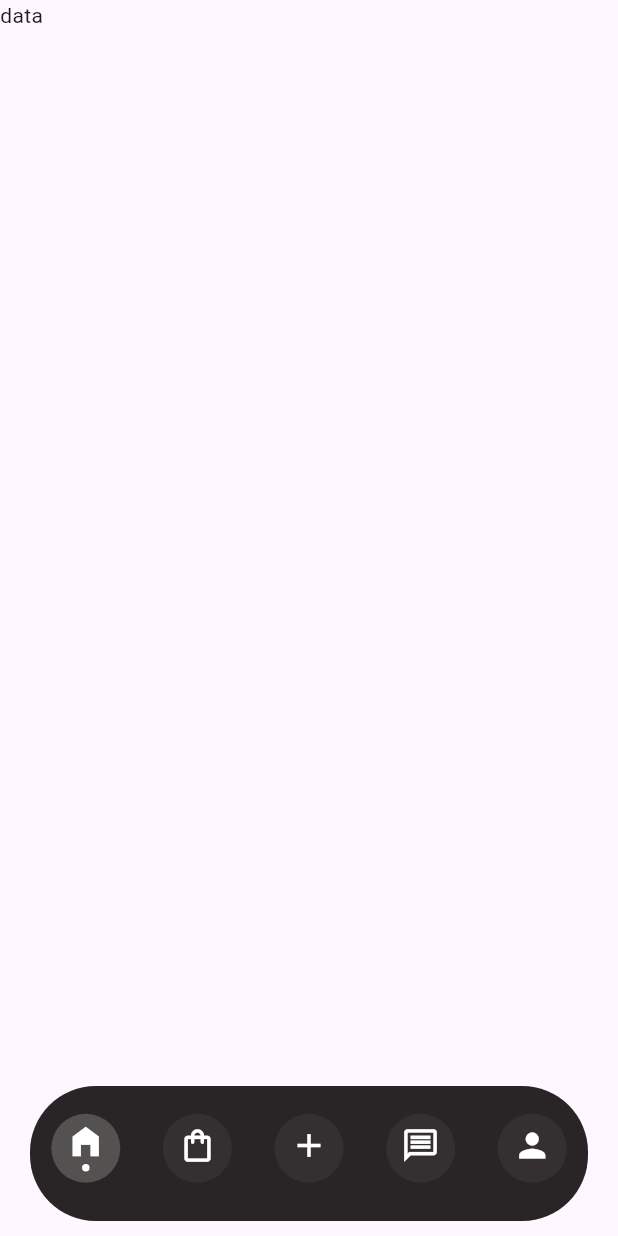
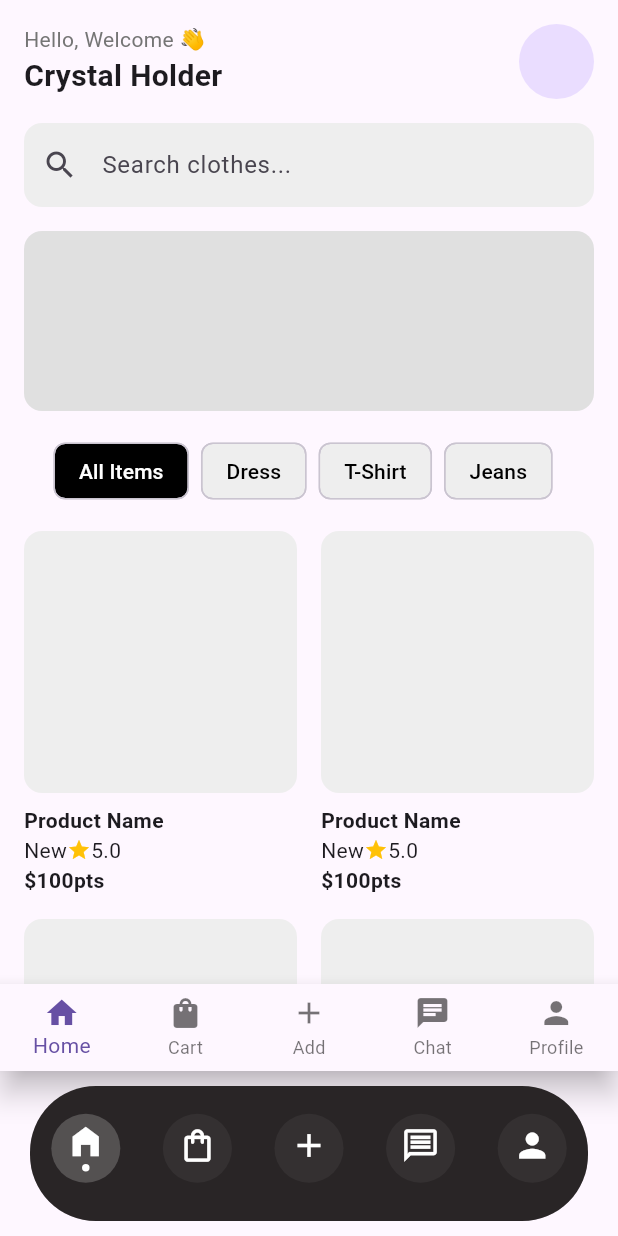
Before and after one commit to julianacholder/ecothreads_flutter, a Flutter app: the screen it shows after launch, on a phone screen of 412 x 824 dp. Run offline on Flutter 3.47's test engine with Material 3 defaults, Android fonts, the phone set to English and light mode, and no system bars.

Commit message:
Our Home set, wow

```diff
--- a/ecothreads/lib/pages/home_page.dart
+++ b/ecothreads/lib/pages/home_page.dart
@@ -1,12 +1,156 @@
+// home_page.dart
 import 'package:flutter/material.dart';
 
 class HomePage extends StatelessWidget {
-  const HomePage({super.key});
+  const HomePage({Key? key}) : super(key: key);
 
   @override
   Widget build(BuildContext context) {
     return Scaffold(
-      body: Text('data'),
+      body: SafeArea(
+        child: Column(
+          children: [
+            Padding(
+              padding: const EdgeInsets.all(16.0),
+              child: Row(
+                mainAxisAlignment: MainAxisAlignment.spaceBetween,
+                children: [
+                  Column(
+                    crossAxisAlignment: CrossAxisAlignment.start,
+                    children: [
+                      Text(
+                        'Hello, Welcome 👋',
+                        style: TextStyle(color: Colors.grey[600]),
+                      ),
+                      const Text(
+                        'Crystal Holder',
+                        style: TextStyle(
+                          fontSize: 20,
+                          fontWeight: FontWeight.bold,
+                        ),
+                      ),
+                    ],
+                  ),
+                  // TODO: Add profile image here
+                  const CircleAvatar(
+                    radius: 25,
+                    // backgroundImage: AssetImage('assets/profile.jpg'),
+                  ),
+                ],
+              ),
+            ),
+            Padding(
+              padding: const EdgeInsets.symmetric(horizontal: 16.0),
+              child: TextField(
+                decoration: InputDecoration(
+                  hintText: 'Search clothes...',
+                  prefixIcon: const Icon(Icons.search),
+                  border: OutlineInputBorder(
+                    borderRadius: BorderRadius.circular(12),
+                    borderSide: BorderSide.none,
+                  ),
+                  filled: true,
+                  fillColor: Colors.grey[200],
+                ),
+              ),
+            ),
+            const SizedBox(height: 16),
+            // TODO: Add banner image here
+            Container(
+              margin: const EdgeInsets.symmetric(horizontal: 16),
+              height: 120,
+              decoration: BoxDecoration(
+                borderRadius: BorderRadius.circular(12),
+                color: Colors.grey[300],
+              ),
+              // child: Image.asset('assets/banner.jpg', fit: BoxFit.cover),
+            ),
+            const SizedBox(height: 16),
+            SingleChildScrollView(
+              scrollDirection: Axis.horizontal,
+              padding: const EdgeInsets.symmetric(horizontal: 16),
+              child: Row(
+                children: [
+                  _buildCategoryChip('All Items', true),
+                  _buildCategoryChip('Dress', false),
+                  _buildCategoryChip('T-Shirt', false),
+                  _buildCategoryChip('Jeans', false),
+                ],
+              ),
+            ),
+            Expanded(
+              child: GridView.builder(
+                padding: const EdgeInsets.all(16),
+                gridDelegate: const SliverGridDelegateWithFixedCrossAxisCount(
+                  crossAxisCount: 2,
+                  childAspectRatio: 0.75,
+                  crossAxisSpacing: 16,
+                  mainAxisSpacing: 16,
+                ),
+                itemCount: 6,
+                itemBuilder: (context, index) => _buildProductCard(),
+              ),
+            ),
+          ],
+        ),
+      ),
+      bottomNavigationBar: BottomNavigationBar(
+        type: BottomNavigationBarType.fixed,
+        items: const [
+          BottomNavigationBarItem(icon: Icon(Icons.home), label: 'Home'),
+          BottomNavigationBarItem(icon: Icon(Icons.shopping_bag), label: 'Cart'),
+          BottomNavigationBarItem(icon: Icon(Icons.add), label: 'Add'),
+          BottomNavigationBarItem(icon: Icon(Icons.chat), label: 'Chat'),
+          BottomNavigationBarItem(icon: Icon(Icons.person), label: 'Profile'),
+        ],
+      ),
+    );
+  }
+
+  Widget _buildCategoryChip(String label, bool isSelected) {
+    return Container(
+      margin: const EdgeInsets.only(right: 8),
+      child: Chip(
+        label: Text(label),
+        backgroundColor: isSelected ? Colors.black : Colors.grey[200],
+        labelStyle: TextStyle(
+          color: isSelected ? Colors.white : Colors.black,
+        ),
+      ),
+    );
+  }
+
+  Widget _buildProductCard() {
+    return Column(
+      crossAxisAlignment: CrossAxisAlignment.start,
+      children: [
+        Expanded(
+          child: Container(
+            decoration: BoxDecoration(
+              color: Colors.grey[200],
+              borderRadius: BorderRadius.circular(12),
+            ),
+            // TODO: Add product image here
+            // child: Image.asset('assets/product.jpg', fit: BoxFit.cover),
+          ),
+        ),
+        const SizedBox(height: 8),
+        const Text(
+          'Product Name',
+          style: TextStyle(fontWeight: FontWeight.bold),
+        ),
+        Row(
+          children: const [
+            Text('New'),
+            Icon(Icons.star, size: 16, color: Colors.amber),
+            Text('5.0'),
+          ],
+        ),
+        const Text(
+          '\$100pts',
+          style: TextStyle(fontWeight: FontWeight.bold),
+        ),
+      ],
     );
   }
 }
```
